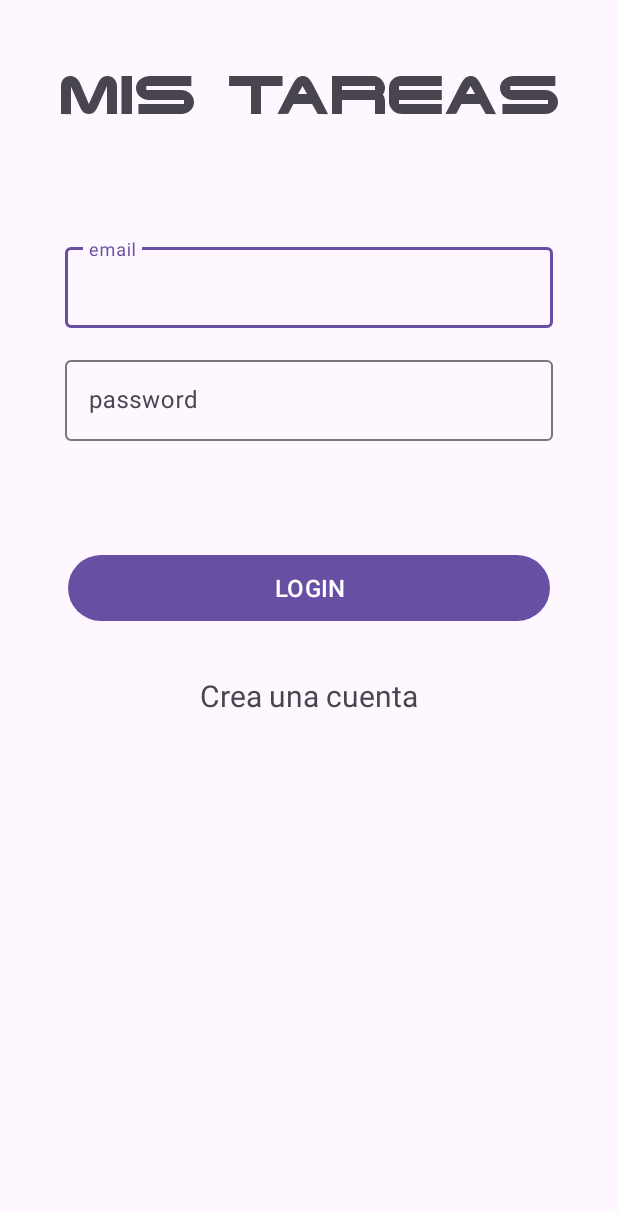
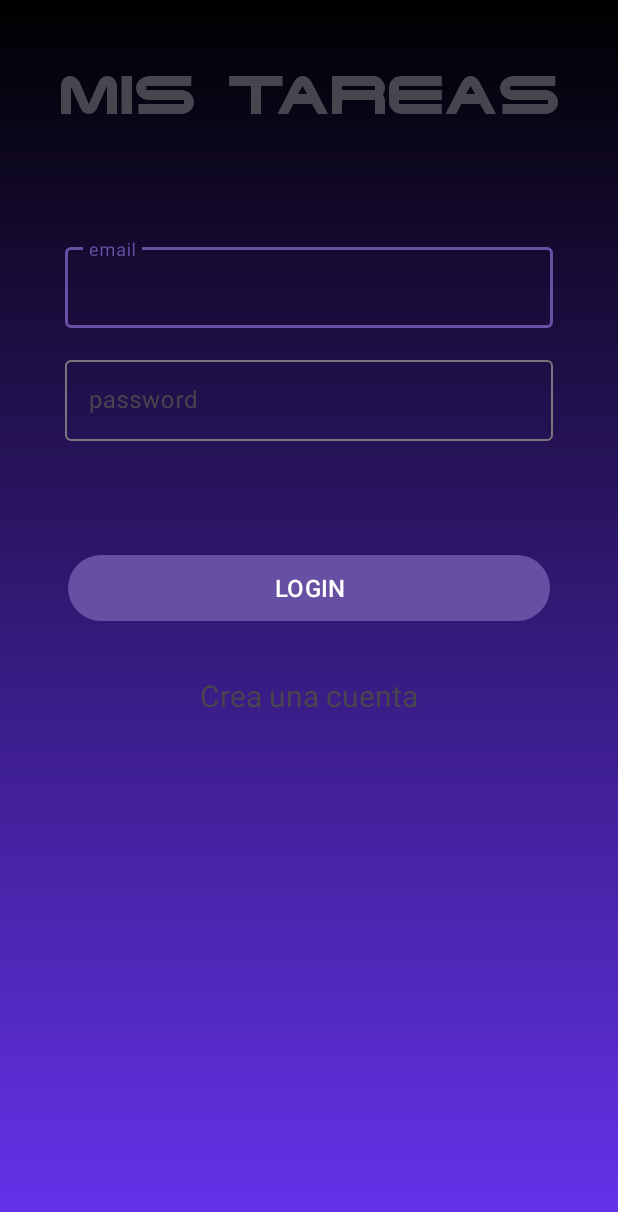
Before and after one commit to AlbertoArroyoS/ToDoList, an Android app: the screen it shows after launch (Login), on a phone screen of 412 x 824 dp. Shown: the top 1212 px of the screen. Run offline under Robolectric (Android 15) with nearby library versions, the phone set to English and light mode, and no system bars; our stand-ins replace Firebase (no records; nobody signed in at launch, a user with empty details on screens opened directly).

Commit message:
fondo degradado login

```diff
--- a/Android_Studio/app/src/main/java/com/example/todolist/MainActivity.java
+++ b/Android_Studio/app/src/main/java/com/example/todolist/MainActivity.java
@@ -184,7 +184,6 @@
                         miTarea.put("nombreTarea", tarea);
                         miTarea.put("idUsuario", idUser);
 
-
                         //Añadir un nuevo documento con el id generado
                       //  miBaseDatos.collection("Tareas").document(listaIdTareas.get(posicion)).delete();
                         miBaseDatos.collection("Tareas").document(listaIdTareas.get(posicion)).update(miTarea);
--- /dev/null
+++ b/Android_Studio/app/src/main/res/drawable/fondo_degradado.xml
@@ -0,0 +1,19 @@
+<?xml version="1.0" encoding="utf-8"?>
+<selector xmlns:android="http://schemas.android.com/apk/res/android">
+    <item>
+        <shape android:shape="rectangle">
+
+            <gradient
+                android:startColor="@color/morado2"
+                android:endColor="@color/negro2"
+                android:type="linear"
+                android:centerX="0.2"
+                android:centerY="0.2"
+                android:angle="90"
+                />
+
+
+
+        </shape>
+    </item>
+</selector>
--- a/Android_Studio/app/src/main/res/layout/activity_login.xml
+++ b/Android_Studio/app/src/main/res/layout/activity_login.xml
@@ -4,7 +4,8 @@
     xmlns:tools="http://schemas.android.com/tools"
     android:layout_width="match_parent"
     android:layout_height="match_parent"
-    tools:context=".Login">
+    tools:context=".Login"
+    android:background="@drawable/fondo_degradado">
 
     <TextView
         android:id="@+id/misTareasTituloLogin"
--- a/Android_Studio/app/src/main/res/values/colors.xml
+++ b/Android_Studio/app/src/main/res/values/colors.xml
@@ -2,4 +2,7 @@
 <resources>
     <color name="black">#FF000000</color>
     <color name="white">#FFFFFFFF</color>
+
+    <color name="negro2">#000000</color>
+    <color name="morado2">#6633EE</color>
 </resources>
```
